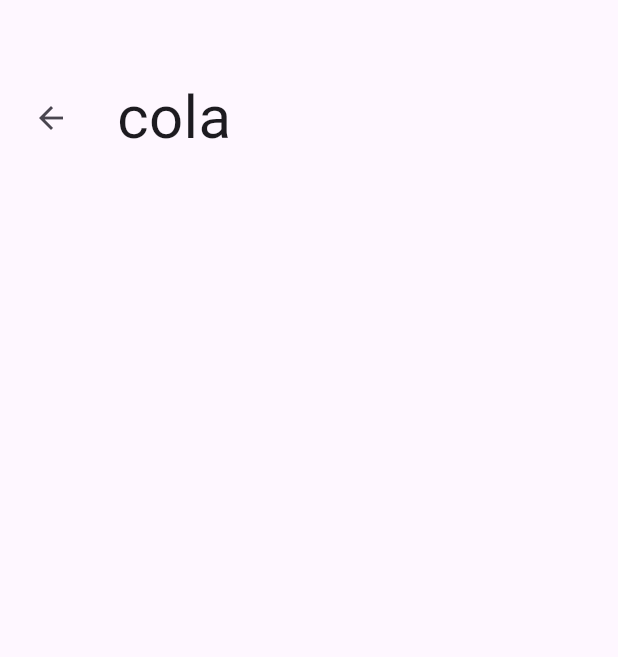
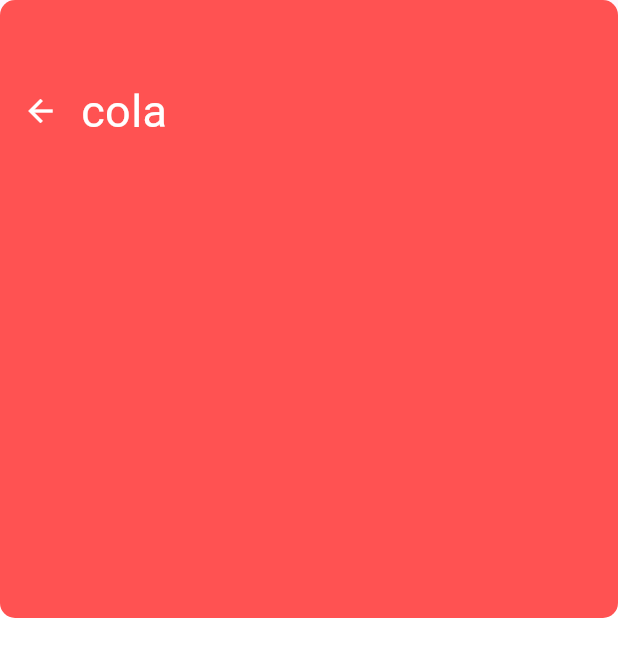
Before and after one commit to Amjadyabroudi128/drinks-, a Flutter app: the screen it shows after launch, after a tap on "cola", on a phone screen of 412 x 824 dp. Shown: the top 657 px of the screen. Run offline on Flutter 3.47's test engine with Material 3 defaults, Android fonts, the light colour scheme and no system bars; our stand-ins replace font_awesome_flutter.

Commit message:
details page

```diff
--- a/lib/core/features/details/presentation/detailsPage.dart
+++ b/lib/core/features/details/presentation/detailsPage.dart
@@ -1,6 +1,9 @@
 
 import 'package:flutter/material.dart';
 
+import '../../../../constatns/Constants.dart';
+import '../../../../constatns/TextStyles.dart';
+import '../../home/presentation/Widgets/myRow.dart';
 import '../../models/drinkModel.dart';
 
 class Detailspage extends StatelessWidget {
@@ -11,28 +14,49 @@ class Detailspage extends StatelessWidget {
 
   @override
   Widget build(BuildContext context) {
-     return Scaffold(
-       body: Padding(
-        padding: const EdgeInsets.only(left: 10,top: 50),
-        child: Container(
+   return MaterialApp(
+      home: Scaffold(
+        body: Stack(
+          children: <Widget>[
+            Container(
+              height: MediaQuery.of(context).size.height,
+              width: MediaQuery.of(context).size.width,
               decoration: BoxDecoration(
+                borderRadius: BorderRadius.circular(10),
+                color: Colors.white
+              ),
 
             ),
+            Container(
+              height: MediaQuery.of(context).size.height * 0.50,
+              width: MediaQuery.of(context).size.width,
+              decoration: BoxDecoration(
+                borderRadius: BorderRadius.circular(10),
+                color: drink.color,
+              ),
+                child: Padding(
+                  padding: const EdgeInsets.only(top: 50, left:3 ),
                   child: Column(
+                    mainAxisAlignment: MainAxisAlignment.start,
+                    crossAxisAlignment: CrossAxisAlignment.start,
                     children: [
                       Row(
                         children: [
-                  IconButton(icon: Icon(Icons.arrow_back) , onPressed: (){
+                          IconButton(icon: goBack, onPressed: (){
                             Navigator.of(context).pop();
                           },),
-                  SizedBox(width: 20,),
-                  Text(drink.name, style: TextStyle(fontSize: 40),)
+                          SizedBox(width: 3,),
+                          Text(drink.name, style: TextStyle(color: Colors.white, fontSize: 30),),
                         ],
+                      )
+                    ],
+                  ),
+                )
             ),
           ],
         ),
       ),
-           ),
     );
   }
+
 }
--- a/lib/core/features/themes/themes.dart
+++ b/lib/core/features/themes/themes.dart
@@ -8,6 +8,7 @@ class AppTheme {
     borderRadius: BorderRadius.circular(22),
   );
   static final themeData = ThemeData().copyWith(
+
     inputDecorationTheme:  InputDecorationTheme(
         contentPadding: EdgeInsets.all(10.0),
         prefixIconColor: blackIcon,
```
Lines whose indentation alone changed are shown as unchanged.
